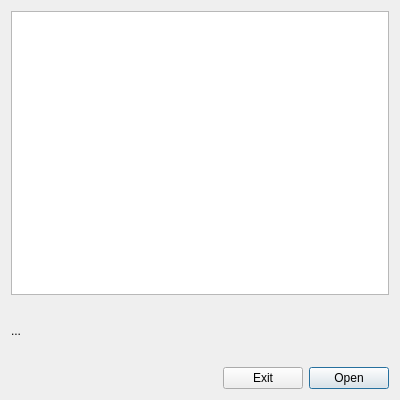
Before: the Qt Designer form repo/ui/list.ui in GS90/addFC, drawn with Qt 5.
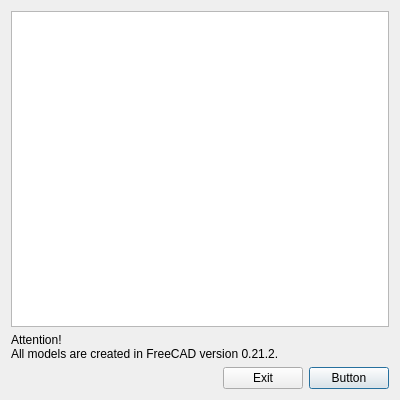
After: the same form once the commit is applied.

Patch:
```diff
--- a/repo/ui/list.ui
+++ b/repo/ui/list.ui
@@ -13,7 +13,7 @@
   <property name="minimumSize">
    <size>
     <width>400</width>
-    <height>300</height>
+    <height>400</height>
    </size>
   </property>
   <property name="maximumSize">
@@ -51,7 +51,7 @@
      <item>
       <widget class="QPushButton" name="pushButtonOpen">
        <property name="text">
-        <string>Open</string>
+        <string>Button</string>
        </property>
        <property name="autoDefault">
         <bool>true</bool>
@@ -75,18 +75,16 @@
    </item>
    <item row="1" column="0">
     <widget class="QLabel" name="label">
-     <property name="minimumSize">
-      <size>
-       <width>0</width>
-       <height>60</height>
-      </size>
-     </property>
      <property name="text">
-      <string>...</string>
+      <string>Attention!
+All models are created in FreeCAD version 0.21.2.</string>
      </property>
      <property name="wordWrap">
       <bool>true</bool>
      </property>
+     <property name="margin">
+      <number>6</number>
+     </property>
     </widget>
    </item>
   </layout>
```
Left out of the diff: 22 changed lines with no effect on the pictures.
